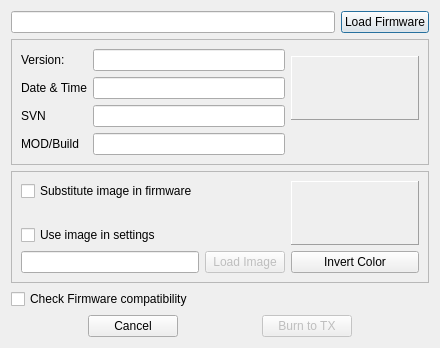
This is src/burndialog.ui in roberto1903/companion9x as Qt 5 draws it before an edit. The edited form follows.
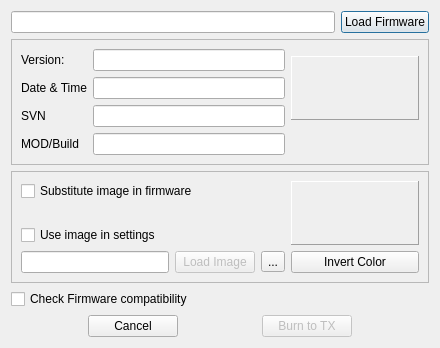
This is the edited form. Icons and pictures are not drawn.

Commit message: New splash library feature

```diff
--- a/src/burndialog.ui
+++ b/src/burndialog.ui
@@ -7,7 +7,7 @@
     <x>0</x>
     <y>0</y>
     <width>440</width>
-    <height>327</height>
+    <height>329</height>
    </rect>
   </property>
   <property name="sizePolicy">
@@ -269,6 +269,26 @@
                 </property>
                </widget>
               </item>
+              <item>
+               <widget class="QToolButton" name="libraryButton">
+                <property name="toolTip">
+                 <string>Open Splash Library</string>
+                </property>
+                <property name="text">
+                 <string>...</string>
+                </property>
+                <property name="icon">
+                 <iconset resource="companion9x.qrc">
+                  <normaloff>:/images/library.png</normaloff>:/images/library.png</iconset>
+                </property>
+                <property name="iconSize">
+                 <size>
+                  <width>16</width>
+                  <height>16</height>
+                 </size>
+                </property>
+               </widget>
+              </item>
              </layout>
             </item>
             <item row="0" column="0">
```
The commit also changes 131 other files.
